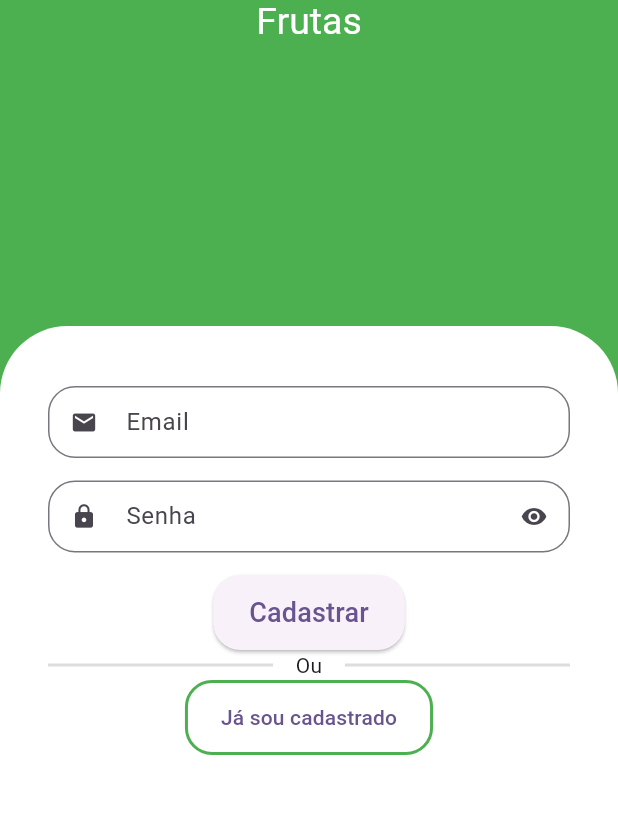
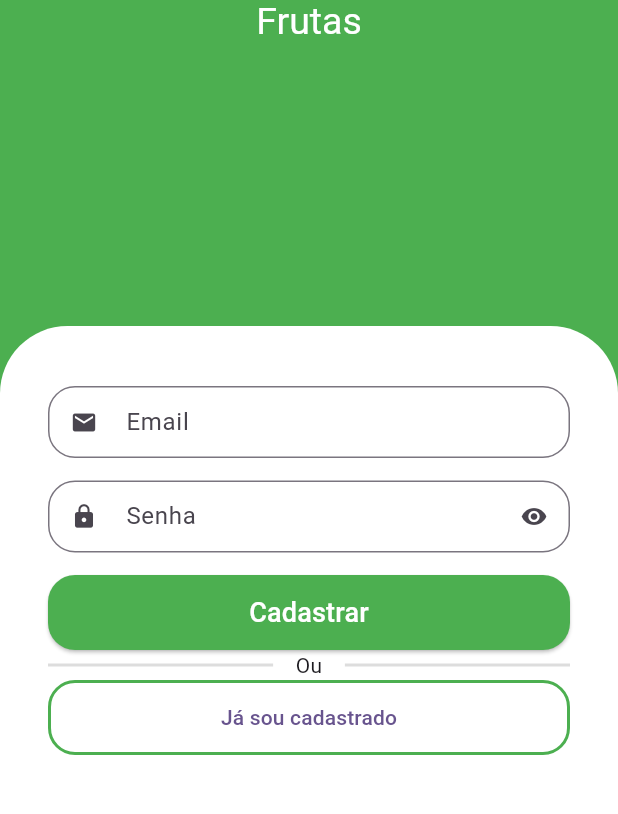
Before and after one commit to pedrwsxd/flutter-senac, a Flutter app: the screen it shows after launch, after a tap on "Criar conta", on a phone screen of 412 x 824 dp, the part 421-1235 px from its top. Run offline on Flutter 3.47's test engine with Material 3 defaults, Android fonts, the phone set to English and light mode, and no system bars; drawn by our look-alikes of animated_text_kit; network calls fail; Roboto replaces fonts that are missing (Horizon).

Commit message:
Atualização

```diff
--- a/app_feirinha/lib/src/auth/sign_in_screen.dart
+++ b/app_feirinha/lib/src/auth/sign_in_screen.dart
@@ -13,7 +13,7 @@ class SignInScreen extends StatelessWidget {
   // Função para realizar o login
   Future<void> loginUser(
       String email, String senha, BuildContext context) async {
-    final url = Uri.parse('http://10.0.2.2:8080/user/login'); // API de login
+    final url = Uri.parse('http://localhost:8080/user/login'); // API de login
 
     try {
       final response = await http.post(
@@ -55,9 +55,6 @@ class SignInScreen extends StatelessWidget {
     TextEditingController senhaController = TextEditingController();
 
     return Scaffold(
-      appBar: AppBar(
-        title: const Text("Entrada"),
-      ),
       backgroundColor: Colors.green,
       body: Column(
         children: [
@@ -143,8 +140,11 @@ class SignInScreen extends StatelessWidget {
                     ),
                     SizedBox(
                       height: 50,
+                      width: 500,
                       child: ElevatedButton(
                         style: ElevatedButton.styleFrom(
+                          foregroundColor: Colors.white,
+                          backgroundColor: Colors.green,
                           shape: RoundedRectangleBorder(
                             borderRadius: BorderRadius.circular(18),
                           ),
@@ -198,6 +198,7 @@ class SignInScreen extends StatelessWidget {
                     // Botão com linhas de borda
                     SizedBox(
                       height: 50,
+                      width: 500,
                       child: OutlinedButton(
                         //formatação do botão
                         style: OutlinedButton.styleFrom(
--- a/app_feirinha/lib/src/auth/sign_up_screen.dart
+++ b/app_feirinha/lib/src/auth/sign_up_screen.dart
@@ -12,7 +12,7 @@ class SignUpScreen extends StatelessWidget {
 
   // Função para criar um novo usuário
   Future<void> registerUser(String email, String senha, BuildContext context) async {
-    final url = Uri.parse('http://10.0.2.2:8080/user/register'); // URL para a API de registro
+    final url = Uri.parse('http://localhost:8080/user/register'); // URL para a API de registro
 
     try {
       final response = await http.post(
@@ -131,8 +131,11 @@ class SignUpScreen extends StatelessWidget {
                   ),
                   SizedBox(
                     height: 50,
+                    width: 500,
                     child: ElevatedButton(
                       style: ElevatedButton.styleFrom(
+                        foregroundColor: Colors.white,
+                        backgroundColor: Colors.green,
                         shape: RoundedRectangleBorder(
                           borderRadius: BorderRadius.circular(18),
                         ),
@@ -177,6 +180,7 @@ class SignUpScreen extends StatelessWidget {
                   // Botão com linhas de borda
                   SizedBox(
                     height: 50,
+                    width: 500,
                     child: OutlinedButton(
                       //formatação do botão
                       style: OutlinedButton.styleFrom(
```
